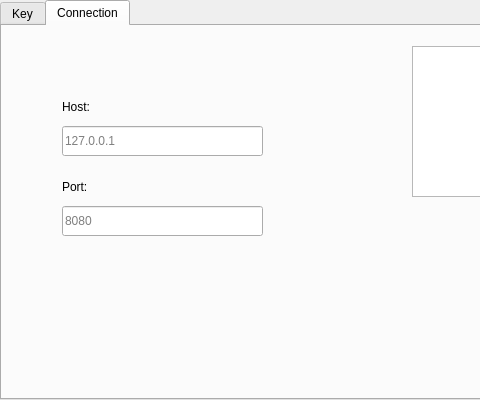
gerasiovM/TPM-APKS, file resources/ui/client.ui: the form before one commit; both pictures show x 0 to 480 and y 0 to 400 of the 800 by 400 pixel window.
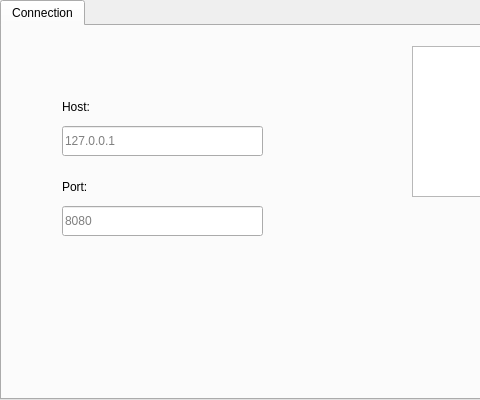
The form after the commit.

Commit message: Changed the ui to reflect the current app

Diff of the .ui file:
```diff
--- a/resources/ui/client.ui
+++ b/resources/ui/client.ui
@@ -32,11 +32,6 @@
     <property name="currentIndex">
      <number>1</number>
     </property>
-    <widget class="QWidget" name="tab_key">
-     <attribute name="title">
-      <string>Key</string>
-     </attribute>
-    </widget>
     <widget class="QWidget" name="tab_connection">
      <attribute name="title">
       <string>Connection</string>
```
Left out of the diff: 2 changed lines with no effect on the pictures.
